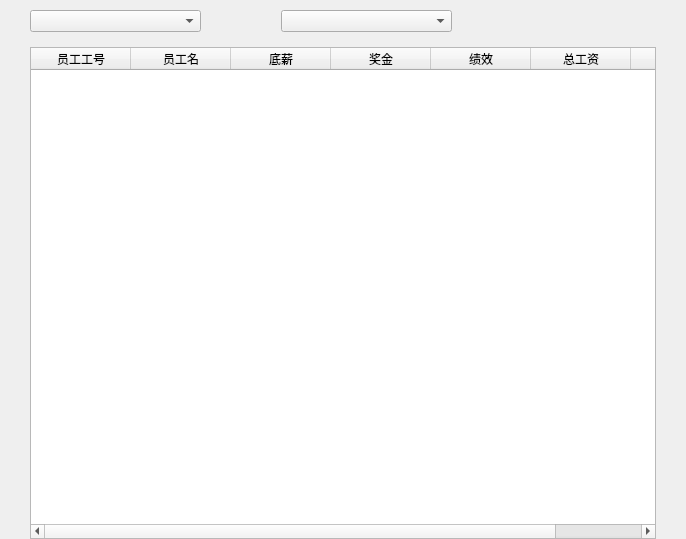
First picture: the form in 王景岳/project/EmployeeSystem/subpage/sala_mana.ui, repository Faran-sward/EmployeeSystem, before the edit.
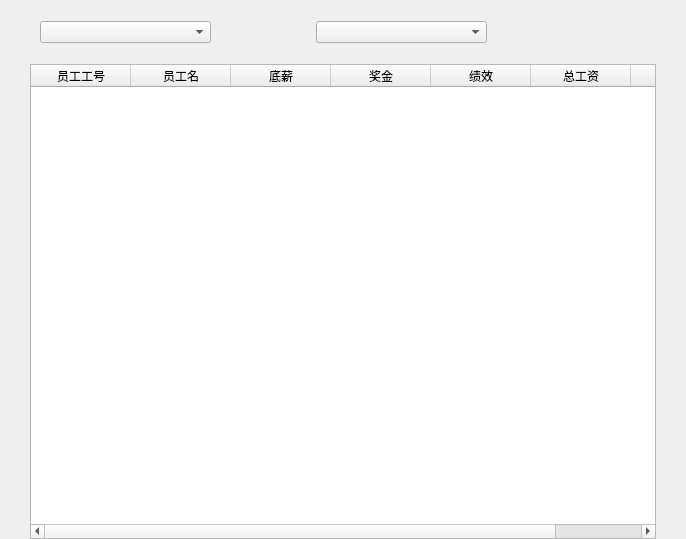
Second picture: the form after the edit.

```diff
--- a/王景岳/project/EmployeeSystem/subpage/sala_mana.ui
+++ b/王景岳/project/EmployeeSystem/subpage/sala_mana.ui
@@ -21,7 +21,7 @@
     <number>30</number>
    </property>
    <property name="topMargin">
-    <number>10</number>
+    <number>15</number>
    </property>
    <property name="rightMargin">
     <number>30</number>
@@ -33,19 +33,19 @@
     <widget class="QWidget" name="widget" native="true">
      <layout class="QHBoxLayout" name="horizontalLayout">
       <property name="spacing">
-       <number>0</number>
+       <number>5</number>
       </property>
       <property name="leftMargin">
-       <number>0</number>
+       <number>10</number>
       </property>
       <property name="topMargin">
-       <number>0</number>
+       <number>6</number>
       </property>
       <property name="rightMargin">
        <number>0</number>
       </property>
       <property name="bottomMargin">
-       <number>0</number>
+       <number>6</number>
       </property>
       <item>
        <widget class="QComboBox" name="year_combo">
@@ -73,7 +73,7 @@
         </property>
         <property name="sizeHint" stdset="0">
          <size>
-          <width>80</width>
+          <width>100</width>
           <height>20</height>
          </size>
         </property>
@@ -100,9 +100,12 @@
         <property name="orientation">
          <enum>Qt::Horizontal</enum>
         </property>
+        <property name="sizeType">
+         <enum>QSizePolicy::Expanding</enum>
+        </property>
         <property name="sizeHint" stdset="0">
          <size>
-          <width>201</width>
+          <width>80</width>
           <height>20</height>
          </size>
         </property>
```
